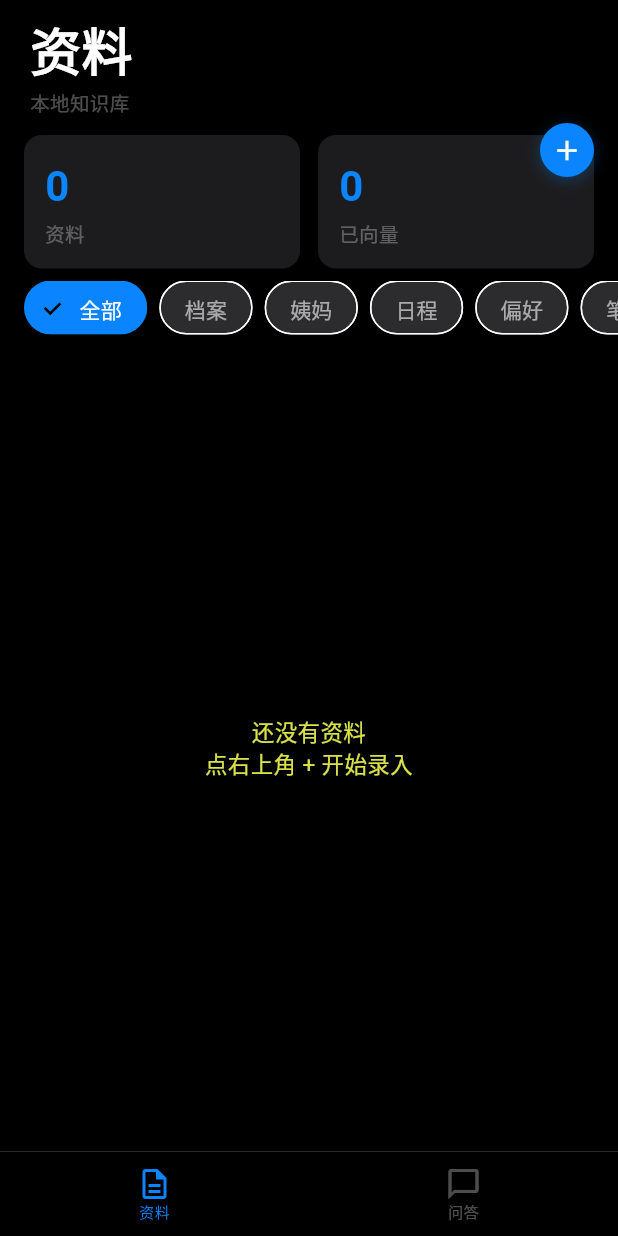
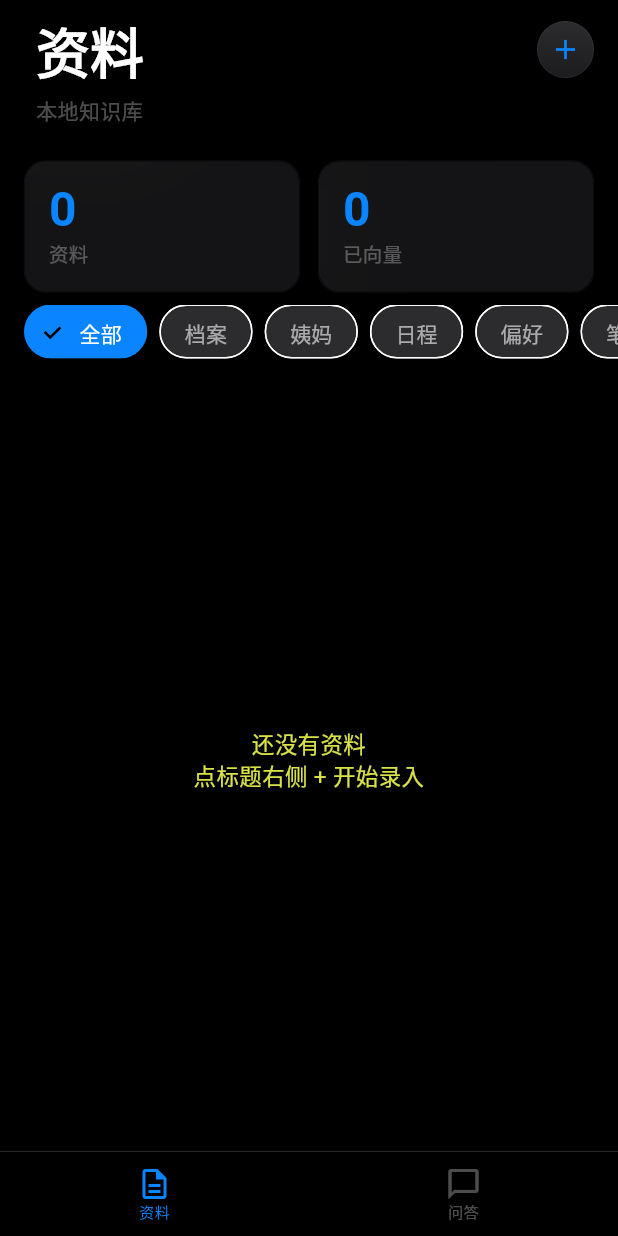
Before and after one commit to JIAYI120/c_agent, a Flutter app: the screen it shows after launch, on a phone screen of 412 x 824 dp. Run offline on Flutter 3.47's test engine with Material 3 defaults, Android fonts, the phone set to English and light mode, and no system bars; our stand-ins replace sqflite; accounts and stored records are empty.

Commit message:
feat: FAB only on entries tab, auto-refresh list after add

```diff
--- a/offline_kb/lib/main.dart
+++ b/offline_kb/lib/main.dart
@@ -3,9 +3,54 @@ import 'package:sqflite/sqflite.dart';
 import 'package:path/path.dart' as p;
 import 'package:path_provider/path_provider.dart';
 import 'dart:math';
+import 'dart:ui';
 
 void main() {
   runApp(const BeibeiApp());
+}
+
+// iOS glass morphism container
+class GlassContainer extends StatelessWidget {
+  final Widget child;
+  final EdgeInsets? padding;
+  final EdgeInsets? margin;
+  final BorderRadius? borderRadius;
+
+  const GlassContainer({
+    super.key,
+    required this.child,
+    this.padding,
+    this.margin,
+    this.borderRadius,
+  });
+
+  @override
+  Widget build(BuildContext context) {
+    return Container(
+      margin: margin,
+      decoration: BoxDecoration(
+        borderRadius: borderRadius ?? BorderRadius.circular(14),
+        border: Border.all(color: Colors.white.withOpacity(0.08), width: 0.5),
+        boxShadow: [
+          BoxShadow(color: Colors.black.withOpacity(0.3), blurRadius: 3, offset: const Offset(0, 1)),
+        ],
+      ),
+      child: ClipRRect(
+        borderRadius: borderRadius ?? BorderRadius.circular(14),
+        child: BackdropFilter(
+          filter: ImageFilter.blur(sigmaX: 40, sigmaY: 40),
+          child: Container(
+            padding: padding,
+            decoration: BoxDecoration(
+              color: const Color(0xFF1c1c1e).withOpacity(0.72),
+              borderRadius: borderRadius ?? BorderRadius.circular(14),
+            ),
+            child: child,
+          ),
+        ),
+      ),
+    );
+  }
 }
 
 class BeibeiApp extends StatelessWidget {
@@ -39,6 +84,7 @@ class MainScreen extends StatefulWidget {
 class _MainScreenState extends State<MainScreen> {
   int _currentIndex = 0;
   Database? _db;
+  final _entriesRefresh = ValueNotifier<int>(0);
 
   @override
   void initState() {
@@ -80,21 +126,57 @@ class _MainScreenState extends State<MainScreen> {
       body: SafeArea(
         child: Column(
           children: [
-            // Large title header
+            // Large title header with FAB
             Padding(
-              padding: const EdgeInsets.fromLTRB(20, 8, 20, 0),
-              child: Align(
-                alignment: Alignment.centerLeft,
+              padding: const EdgeInsets.fromLTRB(24, 8, 16, 12),
+              child: Row(
+                crossAxisAlignment: CrossAxisAlignment.start,
+                children: [
+                  Expanded(
                     child: Column(
                       crossAxisAlignment: CrossAxisAlignment.start,
                       children: [
                         Text(titles[_currentIndex],
-                        style: const TextStyle(fontSize: 34, fontWeight: FontWeight.w700, color: Colors.white)),
-                    const SizedBox(height: 2),
+                            style: const TextStyle(fontSize: 36, fontWeight: FontWeight.w700, color: Colors.white, letterSpacing: -0.02)),
+                        const SizedBox(height: 4),
                         Text(subs[_currentIndex],
-                        style: TextStyle(fontSize: 13, color: Colors.white.withOpacity(0.3))),
+                            style: TextStyle(fontSize: 14, color: Colors.white.withOpacity(0.3))),
                       ],
                     ),
+                  ),
+                  // FAB - only show on entries tab
+                  if (_currentIndex == 0)
+                    GestureDetector(
+                      onTap: () async {
+                        final result = await Navigator.push<Map<String, String>>(
+                          context,
+                          MaterialPageRoute(builder: (_) => const EntryFormScreen()),
+                        );
+                        if (result != null && _db != null) {
+                          await _db!.insert('entries', {
+                            ...result,
+                            'embedding_status': 'pending',
+                            'created_at': DateTime.now().toIso8601String(),
+                            'updated_at': DateTime.now().toIso8601String(),
+                          });
+                          // Trigger reload
+                          _entriesRefresh.value++;
+                          setState(() {});
+                        }
+                      },
+                      child: Container(
+                        width: 38, height: 38,
+                        margin: const EdgeInsets.only(top: 6),
+                        decoration: BoxDecoration(
+                          gradient: const LinearGradient(begin: Alignment.topCenter, end: Alignment.bottomCenter, colors: [Color(0xFF2c2c2e), Color(0xFF1c1c1e)]),
+                          borderRadius: BorderRadius.circular(19),
+                          boxShadow: [BoxShadow(color: Colors.black.withOpacity(0.4), blurRadius: 3, offset: const Offset(0, 1))],
+                          border: Border.all(color: Colors.white.withOpacity(0.08), width: 0.5),
+                        ),
+                        child: const Icon(Icons.add, color: Color(0xFF0a84ff), size: 22),
+                      ),
+                    ),
+                ],
               ),
             ),
             // Content
@@ -102,7 +184,7 @@ class _MainScreenState extends State<MainScreen> {
               child: IndexedStack(
                 index: _currentIndex,
                 children: [
-                  EntriesScreen(db: _db),
+                  EntriesScreen(db: _db, refreshNotifier: _entriesRefresh),
                   ChatScreen(db: _db),
                 ],
               ),
@@ -135,7 +217,8 @@ class _MainScreenState extends State<MainScreen> {
 
 class EntriesScreen extends StatefulWidget {
   final Database? db;
-  const EntriesScreen({super.key, required this.db});
+  final ValueNotifier<int>? refreshNotifier;
+  const EntriesScreen({super.key, required this.db, this.refreshNotifier});
 
   @override
   State<EntriesScreen> createState() => _EntriesScreenState();
@@ -149,6 +232,13 @@ class _EntriesScreenState extends State<EntriesScreen> {
   void initState() {
     super.initState();
     _loadEntries();
+    widget.refreshNotifier?.addListener(_loadEntries);
+  }
+
+  @override
+  void dispose() {
+    widget.refreshNotifier?.removeListener(_loadEntries);
+    super.dispose();
   }
 
   Future<void> _loadEntries() async {
@@ -169,27 +259,9 @@ class _EntriesScreenState extends State<EntriesScreen> {
     'other': {'name': '其他', 'icon': Icons.description, 'color': const Color(0xFFbf5af2)},
   };
 
-  Future<void> _addEntry() async {
-    final result = await Navigator.push<Map<String, String>>(
-      context,
-      MaterialPageRoute(builder: (_) => const EntryFormScreen()),
-    );
-    if (result != null && widget.db != null) {
-      await widget.db!.insert('entries', {
-        ...result,
-        'embedding_status': 'pending',
-        'created_at': DateTime.now().toIso8601String(),
-        'updated_at': DateTime.now().toIso8601String(),
-      });
-      _loadEntries();
-    }
-  }
-
   @override
   Widget build(BuildContext context) {
-    return Stack(
-      children: [
-        Column(
+    return Column(
       children: [
         // Stats
         Padding(
@@ -222,7 +294,7 @@ class _EntriesScreenState extends State<EntriesScreen> {
         // List
         Expanded(
           child: _filtered.isEmpty
-                  ? const Center(child: Text('还没有资料\n点右上角 + 开始录入',
+              ? const Center(child: Text('还没有资料\n点标题右侧 + 开始录入',
                   style: TextStyle(color: Color(0xFFebebf54d), fontSize: 15),
                   textAlign: TextAlign.center))
               : ListView.builder(
@@ -232,40 +304,16 @@ class _EntriesScreenState extends State<EntriesScreen> {
                 ),
         ),
       ],
-        ),
-        // FAB top-right
-        Positioned(
-          right: 16,
-          top: 4,
-          child: GestureDetector(
-            onTap: _addEntry,
-            child: Container(
-              width: 36,
-              height: 36,
-              decoration: BoxDecoration(
-                color: const Color(0xFF0a84ff),
-                shape: BoxShape.circle,
-                boxShadow: [BoxShadow(color: const Color(0xFF0a84ff).withOpacity(0.3), blurRadius: 8, offset: const Offset(0, 2))],
-              ),
-              child: const Icon(Icons.add, color: Colors.white, size: 22),
-            ),
-          ),
-        ),
-      ],
     );
   }
 
   Widget _statCard(String n, String l) {
     return Expanded(
-      child: Container(
-        padding: const EdgeInsets.all(14),
-        decoration: BoxDecoration(
-          color: const Color(0xFF1c1c1e),
-          borderRadius: BorderRadius.circular(12),
-        ),
+      child: GlassContainer(
+        padding: const EdgeInsets.all(16),
         child: Column(crossAxisAlignment: CrossAxisAlignment.start, children: [
-          Text(n, style: const TextStyle(fontSize: 28, fontWeight: FontWeight.w700, color: Color(0xFF0a84ff))),
-          const SizedBox(height: 2),
+          Text(n, style: const TextStyle(fontSize: 32, fontWeight: FontWeight.w700, color: Color(0xFF0a84ff), height: 1)),
+          const SizedBox(height: 4),
           Text(l, style: TextStyle(fontSize: 13, color: Colors.white.withOpacity(0.3))),
         ]),
       ),
```
Also changed, not shown: 1 other file. Lines whose indentation alone changed are shown as unchanged.
